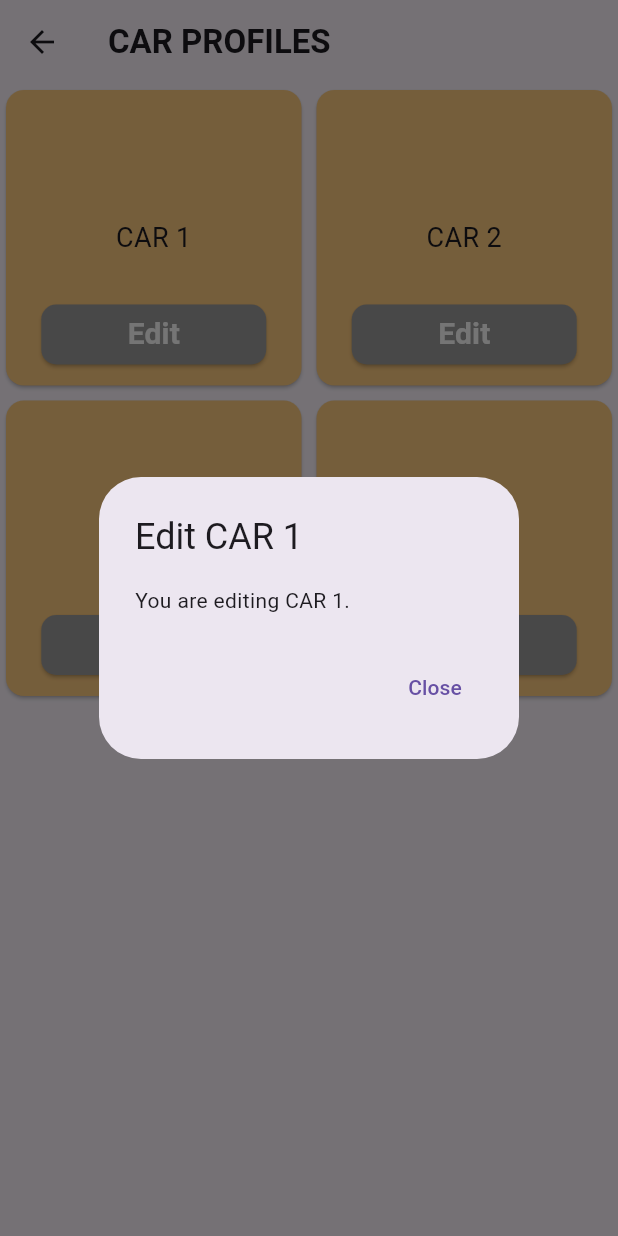
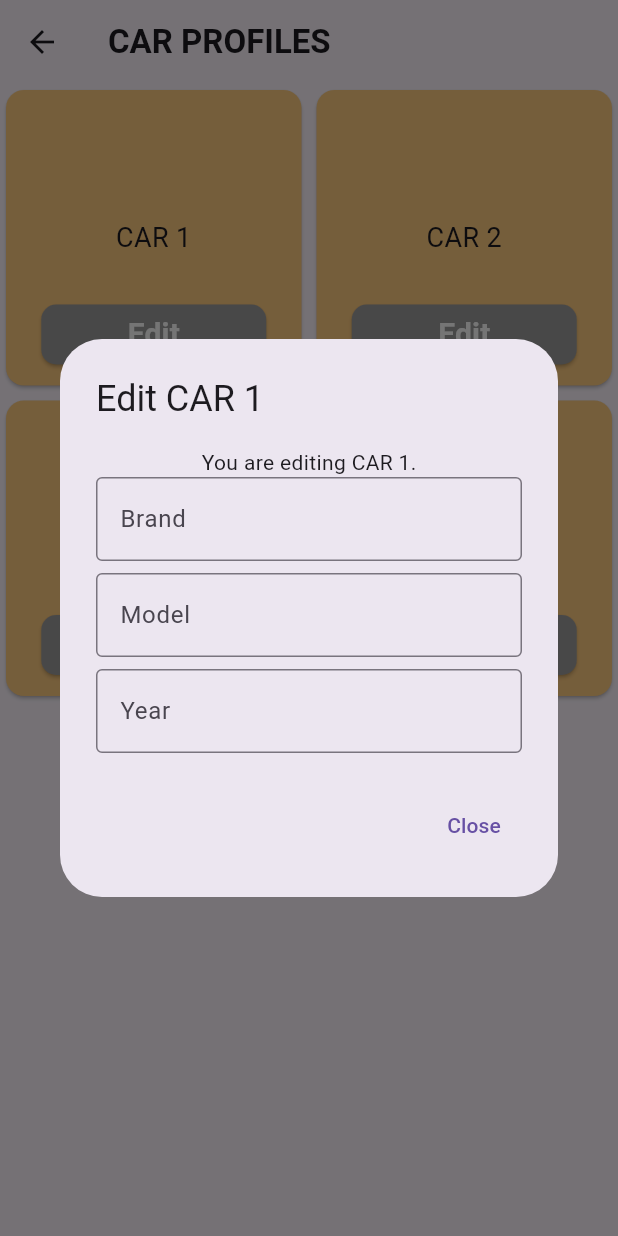
Before and after one commit to TechPyllars2024/AutoCareCarOwners, a Flutter app: the CarOwnerCarProfile screen opened directly, after a tap on "Edit", on a phone screen of 412 x 824 dp. Run offline on Flutter 3.47's test engine with Material 3 defaults, Android fonts, the phone set to English and light mode, and no system bars; our stand-ins replace curved_navigation_bar.

Commit message:
update: edit cat inputs and pop ups

```diff
--- a/lib/screens/car_owner_car_profile.dart
+++ b/lib/screens/car_owner_car_profile.dart
@@ -17,8 +17,45 @@ class _CarOwnerCarProfileState extends State<CarOwnerCarProfile> {
       context: context,
       builder: (context) {
         return AlertDialog(
+
           title: Text('Edit ${cars[index]}'),
-          content: Text('You are editing ${cars[index]}.'),
+          content: SizedBox(
+            width: 400,
+
+            child: Column(
+              mainAxisSize: MainAxisSize.min,
+              children: [
+                Text('You are editing ${cars[index]}.'),
+
+
+                TextField(
+                  decoration: InputDecoration(
+                      border: OutlineInputBorder(),
+                      hintText: 'Brand'
+                  ),
+
+                ),
+                Padding(
+                  padding: const EdgeInsets.symmetric(vertical: 8.0),
+                  child: TextField(
+                    decoration: InputDecoration(
+                        border: OutlineInputBorder(),
+                        hintText: 'Model'
+                    ),
+
+                  ),
+                ),
+                TextField(
+                  decoration: InputDecoration(
+                      border: OutlineInputBorder(),
+                      hintText: 'Year'
+                  ),
+
+                ),
+              ],
+            ),
+          ),
+
           actions: [
             TextButton(
               onPressed: () {
```
